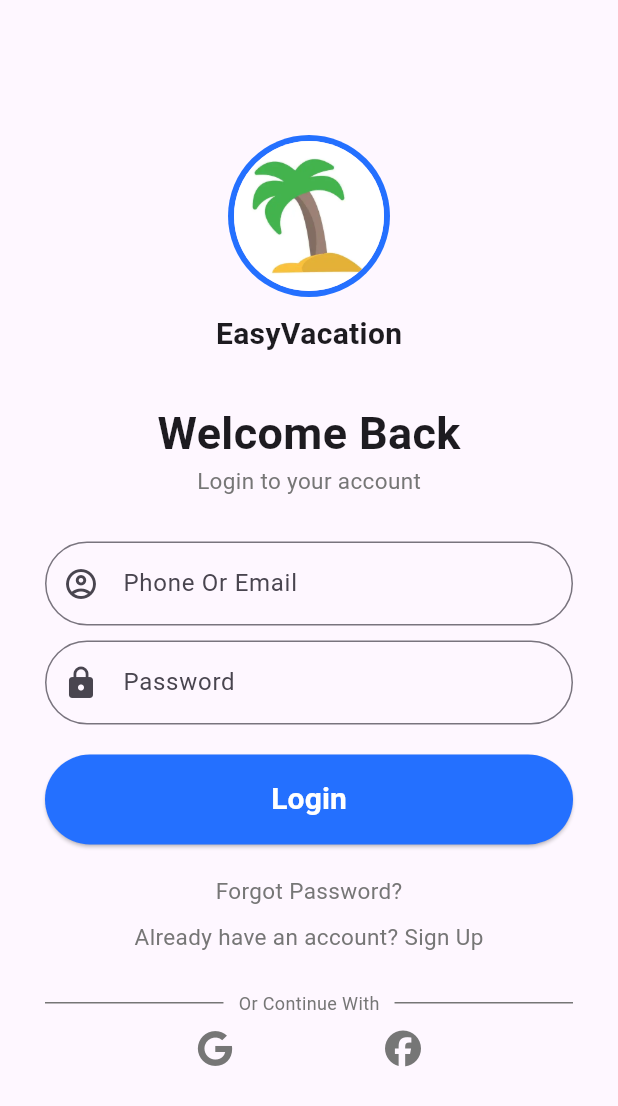
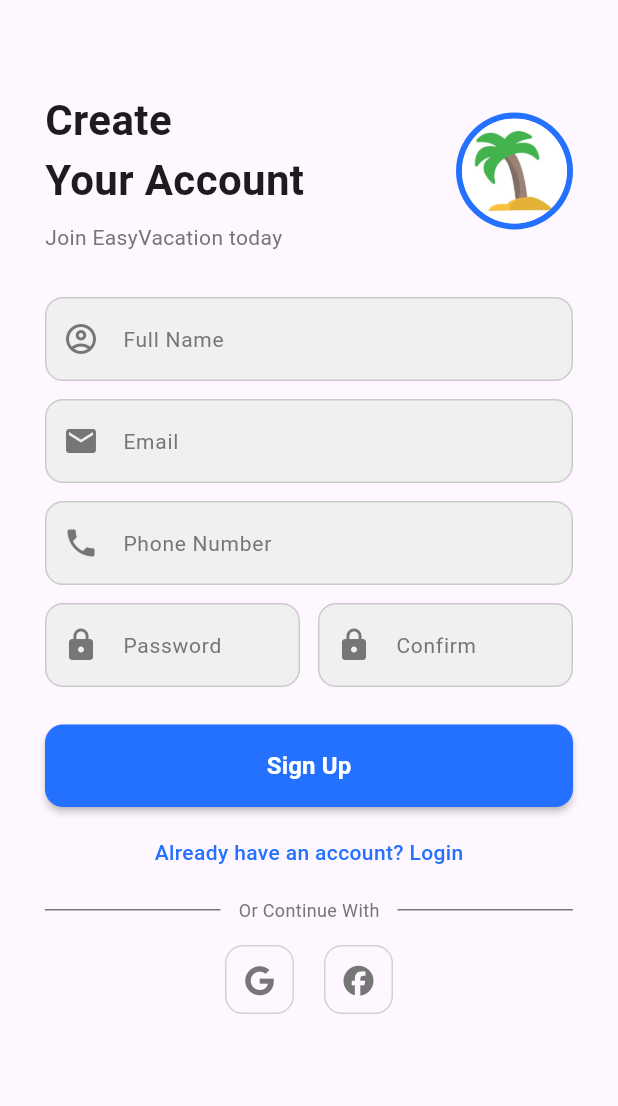
Before and after one commit to mustafaots/Mobile-Dev-Project, a Flutter app: the screen it shows after launch, on a phone screen of 412 x 824 dp. Shown: the top 1106 px of the screen. Run offline on Flutter 3.47's test engine with Material 3 defaults, Android fonts, the light colour scheme and no system bars; our stand-ins replace font_awesome_flutter.

Commit message:
feat + fix: Finished Sign Up Screen + Standardised Styles For Both Sign Up AND Login

```diff
--- a/easy_vacation/lib/classes/login_screen/LoginScreen.dart
+++ b/easy_vacation/lib/classes/login_screen/LoginScreen.dart
@@ -1,4 +1,4 @@
-import 'package:easy_vacation/styles/LoginScreenStyles.dart';
+import 'package:easy_vacation/styles/RegistrationStyles.dart';
 import 'package:flutter/material.dart';
 import 'package:font_awesome_flutter/font_awesome_flutter.dart';
 
@@ -10,133 +10,189 @@ class LoginScreen extends StatefulWidget {
 }
 
 class _LoginScreenState extends State<LoginScreen> {
-
-  final _formKey = GlobalKey<_LoginScreenState>();
+  final _formKey = GlobalKey<FormState>();
   final TextEditingController _passwordController = TextEditingController();
-  final TextEditingController _usernameController = TextEditingController();
+  final TextEditingController _useridController = TextEditingController();
 
   @override
   Widget build(BuildContext context) {
     return Scaffold(
-
       body: SingleChildScrollView(
-        padding: EdgeInsets.all(30),
-
+        padding: const EdgeInsets.symmetric(horizontal: 30, vertical: 20),
         child: Column(
           children: [
-            SizedBox(height: 60),
+            const SizedBox(height: 40),
 
+            // Logo Section
+            Column(
+              children: [
                 Container(
-              padding: EdgeInsets.all(4),
+                  padding: const EdgeInsets.all(4),
                   decoration: BoxDecoration(
                     color: blue,
-                shape: BoxShape.circle
+                    shape: BoxShape.circle,
                   ),
-              child:
-                CircleAvatar(
-                  radius: 50,
+                  child: const CircleAvatar(
+                    radius: 45,
                     backgroundImage: AssetImage('assets/palm.webp'),
                   ),
                 ),
+                const SizedBox(height: 12),
+                Text('EasyVacation', style: header_2),
+              ],
+            ),
 
-            SizedBox(height: 10),
+            const SizedBox(height: 30),
 
-            Text('EasyVacation', style: header_2),
+            // Welcome Section
+            Column(
+              children: [
+                Text('Welcome Back', style: header_1),
+                const SizedBox(height: 8),
+                Text('Login to your account', style: header_3),
+              ],
+            ),
 
-            SizedBox(height: 30),
+            const SizedBox(height: 30),
 
-            Text('Welcome Back', style: header_1),
-
-            Text('Login to your account', style: header_3),
-
-            SizedBox(height: 30),
-
+            // Form Section
             Form(
               key: _formKey,
               child: Column(
                 children: [
                   TextFormField(
-                    controller: _usernameController,
-                    decoration: input_decor('Phone Or Email', Icon(Icons.account_circle_outlined) ),
+                    controller: _useridController,
+                    decoration: input_decor('Phone Or Email', const Icon(Icons.account_circle_outlined)),
                     validator: (value) {
                       if (value == null || value.trim().isEmpty) {
-                        return 'Please enter your name';
+                        return 'Please enter your phone/email';
                       }
                       return null;
                     },
                   ),
 
-                  SizedBox(height: 10),
+                  const SizedBox(height: 16),
 
                   TextFormField(
                     obscureText: true,
                     controller: _passwordController,
-                    decoration: input_decor('Password', Icon(Icons.lock) ),
+                    decoration: input_decor('Password', const Icon(Icons.lock)),
                     validator: (value) {
                       if (value == null || value.trim().isEmpty) {
                         return 'Please enter your password';
                       }
                       return null;
                     },
-                  )
+                  ),
                 ],
               )
             ),
 
-            SizedBox(height: 20),
+            const SizedBox(height: 25),
 
-            ElevatedButton(
-              style: login_button_style,
-              onPressed: ()=>{},
+            // Login Button
+            SizedBox(
+              width: double.infinity,
+              child: ElevatedButton(
+                style: login_button_style.copyWith(
+                  minimumSize: MaterialStateProperty.all(const Size(0, 55)),
+                ),
+                onPressed: () => {},
                 child: Text(
                   'Login',
                   style: login_text_style
                 )
               ),
+            ),
 
-            SizedBox(height: 20),
-            Text('Forgot Password?', style: header_3),
-            SizedBox(height: 10),
-            Text('Already have an account? Sign Up', style: header_3),
-            SizedBox(height: 25),
+            const SizedBox(height: 20),
 
+            // Links Section
+            Column(
+              children: [
+                GestureDetector(
+                  onTap: () {
+                    // Add forgot password functionality
+                  },
+                  child: Text(
+                    'Forgot Password?',
+                    style: header_3.copyWith(
+                      color: blue,
+                      fontWeight: FontWeight.w500,
+                    ),
+                  ),
+                ),
+                const SizedBox(height: 12),
+                GestureDetector(
+                  onTap: () {
+                    // Add navigation to sign up screen
+                  },
+                  child: Text(
+                    "Don't have an account? Sign Up",
+                    style: header_3.copyWith(
+                      color: blue,
+                      fontWeight: FontWeight.w500,
+                    ),
+                  ),
+                ),
+              ],
+            ),
+
+            const SizedBox(height: 25),
+
+            // Divider with "Or Continue With"
             Row(
               children: [
                 Expanded(
                   child: Divider(
                     color: grey,
                     thickness: 1,
-                    endIndent: 10, // space between line and text
                   ),
                 ),
-                Text(
+                Padding(
+                  padding: const EdgeInsets.symmetric(horizontal: 12),
+                  child: Text(
                     "Or Continue With",
                     style: TextStyle(
                       fontSize: 12,
                       color: grey,
                     ),
                   ),
+                ),
                 Expanded(
                   child: Divider(
                     color: grey,
                     thickness: 1,
-                    indent: 10, // space between text and line
                   ),
                 ),
               ],
             ),
 
-            SizedBox(height: 10),
+            const SizedBox(height: 20),
 
+            // Social Icons
             Row(
-              mainAxisAlignment: MainAxisAlignment.spaceEvenly,
+              mainAxisAlignment: MainAxisAlignment.center,
               children: [
-                Icon( FontAwesomeIcons.google , color: grey ),
-                Icon( FontAwesomeIcons.facebook , color: grey )
+                Container(
+                  padding: const EdgeInsets.all(12),
+                  decoration: BoxDecoration(
+                    border: Border.all(color: grey.withOpacity(0.3)),
+                    borderRadius: BorderRadius.circular(12),
+                  ),
+                  child: Icon(FontAwesomeIcons.google, color: grey, size: 20),
+                ),
+                const SizedBox(width: 20),
+                Container(
+                  padding: const EdgeInsets.all(12),
+                  decoration: BoxDecoration(
+                    border: Border.all(color: grey.withOpacity(0.3)),
+                    borderRadius: BorderRadius.circular(12),
+                  ),
+                  child: Icon(FontAwesomeIcons.facebook, color: grey, size: 20),
+                ),
               ],
-            )
-
-
+            ),
           ],
         ),
       ),
--- /dev/null
+++ b/easy_vacation/lib/classes/login_screen/SignUpScreen.dart
@@ -0,0 +1,255 @@
+import 'package:easy_vacation/styles/RegistrationStyles.dart';
+import 'package:flutter/material.dart';
+import 'package:font_awesome_flutter/font_awesome_flutter.dart';
+
+class SignUpScreen extends StatefulWidget {
+  const SignUpScreen({super.key});
+
+  @override
+  State<SignUpScreen> createState() => _SignUpScreenState();
+}
+
+class _SignUpScreenState extends State<SignUpScreen> {
+  final _formKey = GlobalKey<FormState>();
+  final TextEditingController _passwordController = TextEditingController();
+  final TextEditingController _password_2_Controller = TextEditingController();
+  final TextEditingController _nameController = TextEditingController();
+  final TextEditingController _emailController = TextEditingController();
+  final TextEditingController _phoneController = TextEditingController();
+
+  @override
+  Widget build(BuildContext context) {
+    return Scaffold(
+      body: SingleChildScrollView(
+        padding: const EdgeInsets.symmetric(horizontal: 30, vertical: 20),
+        child: Column(
+          children: [
+            const SizedBox(height: 40),
+
+            // Header Section
+            Row(
+              mainAxisAlignment: MainAxisAlignment.spaceBetween,
+              crossAxisAlignment: CrossAxisAlignment.center,
+              children: [
+                Expanded(
+                  child: Column(
+                    crossAxisAlignment: CrossAxisAlignment.start,
+                    children: [
+                      Text(
+                        'Create\nYour Account',
+                        style: header_1.copyWith(fontSize: 28),
+                      ),
+                      const SizedBox(height: 8),
+                      Text('Join EasyVacation today', style: header_3),
+                    ],
+                  ),
+                ),
+                Container(
+                  padding: const EdgeInsets.all(4),
+                  decoration: BoxDecoration(
+                    color: blue,
+                    shape: BoxShape.circle,
+                  ),
+                  child: const CircleAvatar(
+                    radius: 35,
+                    backgroundImage: AssetImage('assets/palm.webp'),
+                  ),
+                ),
+              ],
+            ),
+
+            const SizedBox(height: 30),
+
+            // Form Section
+            Form(
+              key: _formKey,
+              child: Column(
+                children: [
+                  Row(
+                    children: [
+                      Expanded(
+                        child: TextFormField(
+                          controller: _nameController,
+                          decoration: input_decor('Full Name', const Icon(Icons.account_circle_outlined)),
+                          validator: (value) {
+                            if (value == null || value.trim().isEmpty) {
+                              return 'Please enter your full name';
+                            }
+                            return null;
+                          },
+                        ),
+                      ),
+                    ],
+                  ),
+
+                  const SizedBox(height: 12),
+
+                  Row(
+                    children: [
+                      Expanded(
+                        child: TextFormField(
+                          controller: _emailController,
+                          decoration: input_decor('Email', const Icon(Icons.mail)),
+                          validator: (value) {
+                            if (value == null || value.trim().isEmpty) {
+                              return 'Please enter your email';
+                            }
+                            return null;
+                          },
+                        ),
+                      ),
+                    ],
+                  ),
+
+                  const SizedBox(height: 12),
+
+                  Row(
+                    children: [
+                      Expanded(
+                        child: TextFormField(
+                          controller: _phoneController,
+                          decoration: input_decor('Phone Number', const Icon(Icons.phone)),
+                          validator: (value) {
+                            if (value == null || value.trim().isEmpty) {
+                              return 'Please enter your phone number';
+                            }
+                            return null;
+                          },
+                        ),
+                      ),
+                    ],
+                  ),
+
+                  const SizedBox(height: 12),
+
+                  Row(
+                    children: [
+                      Expanded(
+                        flex: 1,
+                        child: TextFormField(
+                          obscureText: true,
+                          controller: _passwordController,
+                          decoration: input_decor('Password', const Icon(Icons.lock)),
+                          validator: (value) {
+                            if (value == null || value.trim().isEmpty) {
+                              return 'Please enter your password';
+                            }
+                            return null;
+                          },
+                        ),
+                      ),
+                      const SizedBox(width: 12),
+                      Expanded(
+                        flex: 1,
+                        child: TextFormField(
+                          obscureText: true,
+                          controller: _password_2_Controller,
+                          decoration: input_decor('Confirm', const Icon(Icons.lock)),
+                          validator: (value) {
+                            if (value == null || value.trim().isEmpty) {
+                              return 'Passwords do not match';
+                            }
+                            return null;
+                          },
+                        ),
+                      ),
+                    ],
+                  ),
+                ],
+              ),
+            ),
+
+            const SizedBox(height: 25),
+
+            // Sign Up Button
+            SizedBox(
+              width: double.infinity,
+              child: ElevatedButton(
+                style: login_button_style.copyWith(
+                  minimumSize: MaterialStateProperty.all(const Size(0, 55)),
+                ),
+                onPressed: () => {},
+                child: Text(
+                  'Sign Up',
+                  style: login_text_style,
+                ),
+              ),
+            ),
+
+            const SizedBox(height: 20),
+
+            // Login Link
+            GestureDetector(
+              onTap: () {
+                // Add navigation to login screen
+              },
+              child: Text(
+                'Already have an account? Login',
+                style: header_3.copyWith(
+                  color: blue,
+                  fontWeight: FontWeight.w500,
+                ),
+              ),
+            ),
+
+            const SizedBox(height: 20),
+
+            // Divider with "Or Continue With"
+            Row(
+              children: [
+                Expanded(
+                  child: Divider(
+                    color: grey,
+                    thickness: 1,
+                  ),
+                ),
+                Padding(
+                  padding: const EdgeInsets.symmetric(horizontal: 12),
+                  child: Text(
+                    "Or Continue With",
+                    style: TextStyle(
+                      fontSize: 12,
+                      color: grey,
+                    ),
+                  ),
+                ),
+                Expanded(
+                  child: Divider(
+                    color: grey,
+                    thickness: 1,
+                  ),
+                ),
+              ],
+            ),
+
+            const SizedBox(height: 15),
+
+            // Social Icons
+            Row(
+              mainAxisAlignment: MainAxisAlignment.center,
+              children: [
+                Container(
+                  padding: const EdgeInsets.all(12),
+                  decoration: BoxDecoration(
+                    border: Border.all(color: grey.withOpacity(0.3)),
+                    borderRadius: BorderRadius.circular(12),
+                  ),
+                  child: Icon(FontAwesomeIcons.google, color: grey, size: 20),
+                ),
+                const SizedBox(width: 20),
+                Container(
+                  padding: const EdgeInsets.all(12),
+                  decoration: BoxDecoration(
+                    border: Border.all(color: grey.withOpacity(0.3)),
+                    borderRadius: BorderRadius.circular(12),
+                  ),
+                  child: Icon(FontAwesomeIcons.facebook, color: grey, size: 20),
+                ),
+              ],
+            ),
+          ],
+        ),
+      ),
+    );
+  }
+}
--- a/easy_vacation/lib/main.dart
+++ b/easy_vacation/lib/main.dart
@@ -1,4 +1,5 @@
 import 'package:easy_vacation/classes/login_screen/LoginScreen.dart';
+import 'package:easy_vacation/classes/login_screen/SignUpScreen.dart';
 import 'package:flutter/material.dart';
 
 void main() {
@@ -12,7 +13,7 @@ class MainApp extends StatelessWidget {
   Widget build(BuildContext context) {
     return const MaterialApp(
       debugShowCheckedModeBanner: false,
-      home: LoginScreen()
+      home: SignUpScreen()
     );
   }
 }
--- a/easy_vacation/lib/styles/LoginScreenStyles.dart
+++ /dev/null
@@ -1,72 +0,0 @@
-import 'dart:ui';
-import 'package:flutter/material.dart';
-
-
-var blue = Color.fromARGB(255, 36, 112, 255);
-var grey = const Color.fromARGB(255, 118, 118, 118);
-
-var header_1 = TextStyle(
-  fontWeight: FontWeight.bold,
-  fontSize: 30
-);
-
-var header_2 = TextStyle(
-  fontWeight: FontWeight.bold,
-  fontSize: 20
-);
-
-var header_3 = TextStyle(
-  color: grey,
-  fontSize: 15
-);
-
-
-
-
-
-var app_bar_style = TextStyle(
-  color: Colors.white,
-  fontSize: 30,
-  fontWeight: FontWeight.w500
-);
-
-var app_title_style = TextStyle(
-  color: blue,
-  fontSize: 35,
-  fontWeight: FontWeight.w500
-);
-
-var signin_link_style = TextStyle(
-  fontSize: 20
-);
-
-var forgotpassword_link_style = TextStyle(
-  color: blue
-);
-
-InputDecoration input_decor( String text , Icon icon ){
-  return InputDecoration(
-    labelText: text,
-    border: OutlineInputBorder(
-      borderRadius: BorderRadius.circular(30), // <-- round edges here
-      borderSide: const BorderSide(color: Colors.grey),
-    ),
-    prefixIcon: icon
-  );
-}
-
-var login_button_style = ButtonStyle(
-  minimumSize: MaterialStateProperty.all(const Size(double.infinity, 60)), // width, height
-  backgroundColor: MaterialStateProperty.all(blue),       // button background color
-  foregroundColor: MaterialStateProperty.all(Colors.white), // text color
-  shape: MaterialStateProperty.all(
-    RoundedRectangleBorder(
-      borderRadius: BorderRadius.circular(50),
-    ),
-  ),
-);
-
-var login_text_style = TextStyle(
-  fontSize: 20,
-  fontWeight: FontWeight.bold
-);
--- /dev/null
+++ b/easy_vacation/lib/styles/RegistrationStyles.dart
@@ -0,0 +1,82 @@
+import 'dart:ui';
+import 'package:flutter/material.dart';
+
+var blue = Color.fromARGB(255, 36, 112, 255);
+var grey = const Color.fromARGB(255, 118, 118, 118);
+var lightGrey = const Color.fromARGB(255, 240, 240, 240);
+
+var header_1 = TextStyle(
+  fontWeight: FontWeight.bold,
+  fontSize: 30,
+);
+
+var header_2 = TextStyle(
+  fontWeight: FontWeight.bold,
+  fontSize: 20,
+);
+
+var header_3 = TextStyle(
+  color: grey,
+  fontSize: 14,
+);
+
+var app_bar_style = TextStyle(
+  color: Colors.white,
+  fontSize: 30,
+  fontWeight: FontWeight.w500,
+);
+
+var app_title_style = TextStyle(
+  color: blue,
+  fontSize: 35,
+  fontWeight: FontWeight.w500,
+);
+
+var signin_link_style = TextStyle(
+  fontSize: 20,
+);
+
+var forgotpassword_link_style = TextStyle(
+  color: blue,
+);
+
+InputDecoration input_decor(String text, Icon icon) {
+  return InputDecoration(
+    labelText: text,
+    labelStyle: TextStyle(color: grey, fontSize: 14),
+    border: OutlineInputBorder(
+      borderRadius: BorderRadius.circular(12),
+      borderSide: BorderSide(color: grey.withOpacity(0.3)),
+    ),
+    focusedBorder: OutlineInputBorder(
+      borderRadius: BorderRadius.circular(12),
+      borderSide: BorderSide(color: blue),
+    ),
+    enabledBorder: OutlineInputBorder(
+      borderRadius: BorderRadius.circular(12),
+      borderSide: BorderSide(color: grey.withOpacity(0.3)),
+    ),
+    filled: true,
+    fillColor: lightGrey,
+    contentPadding: const EdgeInsets.symmetric(horizontal: 16, vertical: 16),
+    prefixIcon: icon,
+    prefixIconColor: grey,
+  );
+}
+
+var login_button_style = ButtonStyle(
+  minimumSize: MaterialStateProperty.all(const Size(double.infinity, 60)),
+  backgroundColor: MaterialStateProperty.all(blue),
+  foregroundColor: MaterialStateProperty.all(Colors.white),
+  shape: MaterialStateProperty.all(
+    RoundedRectangleBorder(
+      borderRadius: BorderRadius.circular(12),
+    ),
+  ),
+  elevation: MaterialStateProperty.all(2),
+);
+
+var login_text_style = TextStyle(
+  fontSize: 16,
+  fontWeight: FontWeight.w600,
+);
```
Lines whose indentation alone changed are shown as unchanged.
